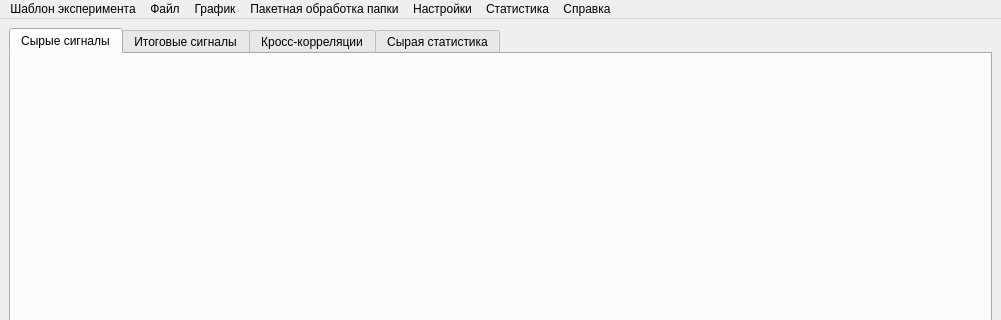
Above: ui/mainwindow.ui from Asmedyanov/SignalViewer_GunTeam before the change; both pictures show x 0 to 1001 and y 0 to 320 of the 1001 by 600 pixel window. Below: the same form after it.
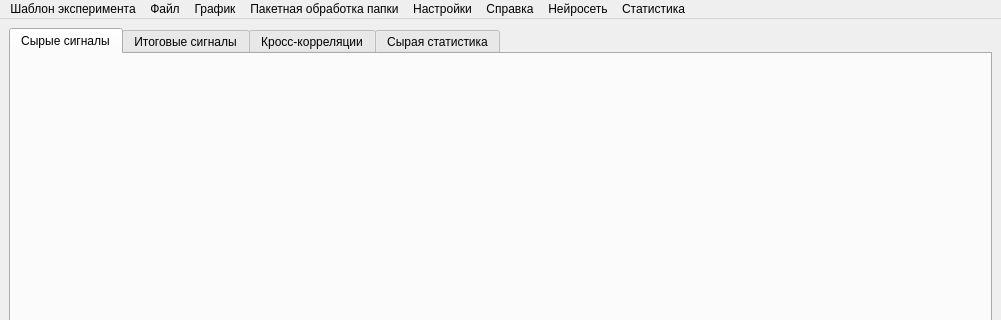
That is the form after the change. Icons and pictures are not drawn.

What changed in the file:
```diff
--- a/ui/mainwindow.ui
+++ b/ui/mainwindow.ui
@@ -56,7 +56,7 @@
      <x>0</x>
      <y>0</y>
      <width>1001</width>
-     <height>22</height>
+     <height>21</height>
     </rect>
    </property>
    <widget class="QMenu" name="menu">
@@ -119,6 +119,16 @@
    </widget>
    <widget class="QMenu" name="menu_7">
     <property name="title">
+     <string>Нейросеть</string>
+    </property>
+    <addaction name="action_31"/>
+    <addaction name="action_32"/>
+    <addaction name="action_33"/>
+    <addaction name="action_34"/>
+    <addaction name="action_35"/>
+   </widget>
+   <widget class="QMenu" name="menu_8">
+    <property name="title">
      <string>Статистика</string>
     </property>
     <addaction name="action_36"/>
@@ -128,8 +138,9 @@
    <addaction name="menu_3"/>
    <addaction name="menu_4"/>
    <addaction name="menu_5"/>
-   <addaction name="menu_7"/>
    <addaction name="menu_6"/>
+   <addaction name="menu_7"/>
+   <addaction name="menu_8"/>
   </widget>
   <widget class="QStatusBar" name="statusbar"/>
   <action name="action">
```
Left out of the diff: 10 changed lines with no effect on the pictures.
